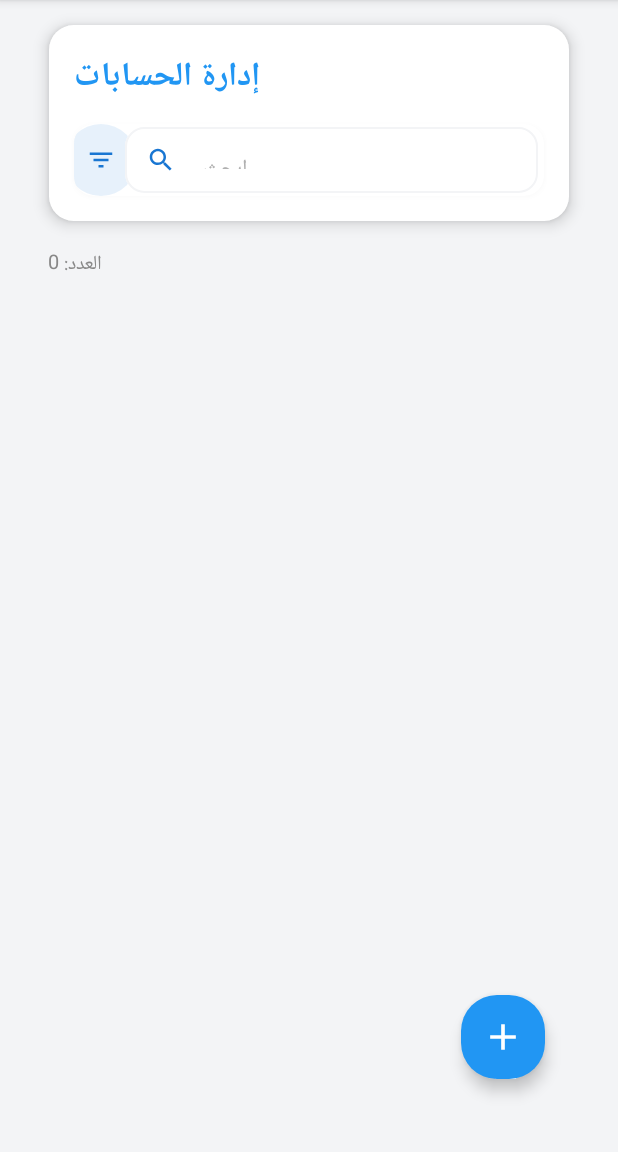
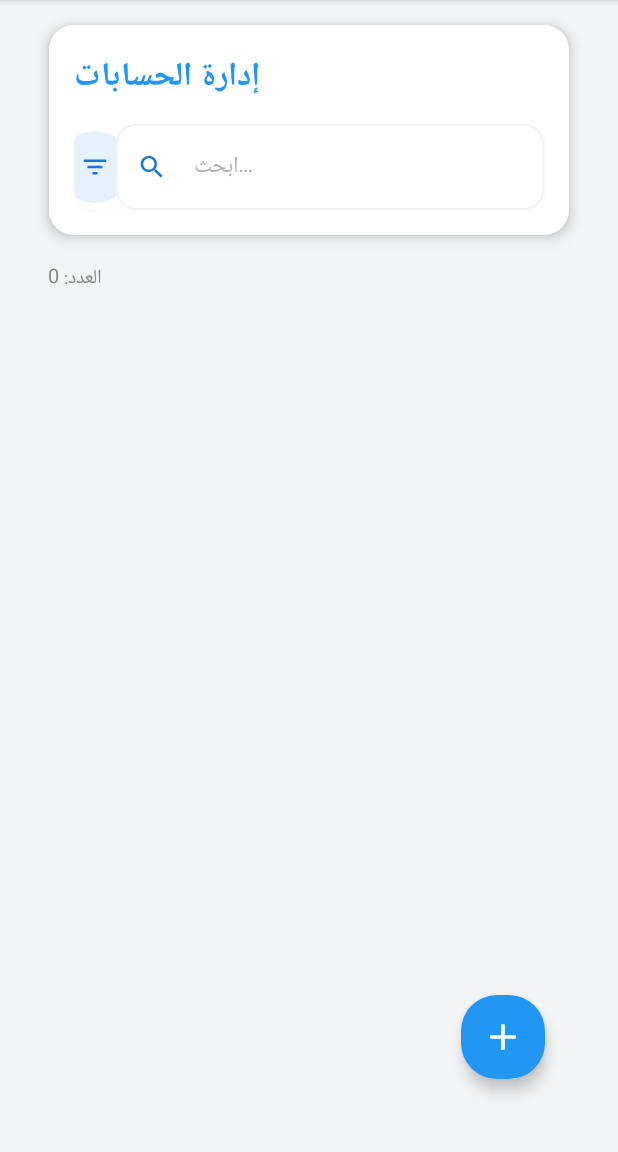
Before and after one commit to hillal77444/hsaby, an Android app built with Jetpack Compose: the fragment AccountsComposeFragment shown on its own in the app's theme, on a phone screen of 412 x 824 dp, the part 84-1236 px from its top. Run offline under Robolectric (Android 15) with nearby library versions, the phone set to English and light mode, and no system bars; our stand-ins replace Room's generated code, livedata-compose, sdp/ssp sizes.

Commit message:
Update AccountsComposeScreen.kt

```diff
--- a/app/src/main/java/com/hillal/acc/ui/accounts/AccountsComposeScreen.kt
+++ b/app/src/main/java/com/hillal/acc/ui/accounts/AccountsComposeScreen.kt
@@ -94,8 +94,7 @@ fun ModernSearchBar(
         modifier = modifier
             .fillMaxWidth()
             .shadow(2.dp, RoundedCornerShape(cardCorner), ambientColor = shadowColor, spotColor = shadowColor)
-            .background(Color.White, shape = RoundedCornerShape(cardCorner))
-            .padding(horizontal = 4.dp, vertical = 2.dp),
+            .background(Color.White, shape = RoundedCornerShape(cardCorner)),
         verticalAlignment = Alignment.CenterVertically
     ) {
         // زر الفلترة
@@ -107,7 +106,7 @@ fun ModernSearchBar(
         ) {
             Icon(Icons.Default.FilterList, contentDescription = "فلترة", tint = blue, modifier = Modifier.size(iconSize))
         }
-        Spacer(modifier = Modifier.width(2.dp))
+        Spacer(modifier = Modifier.width(0.dp))
         // مربع البحث
         OutlinedTextField(
             value = value,
@@ -132,8 +131,7 @@ fun ModernSearchBar(
                 }
             },
             modifier = Modifier
-                .weight(1f)
-                .height(textFieldHeight),
+                .fillMaxWidth(),
             shape = RoundedCornerShape(cardCorner),
             colors = OutlinedTextFieldDefaults.colors(
                 focusedBorderColor = blue,
```
